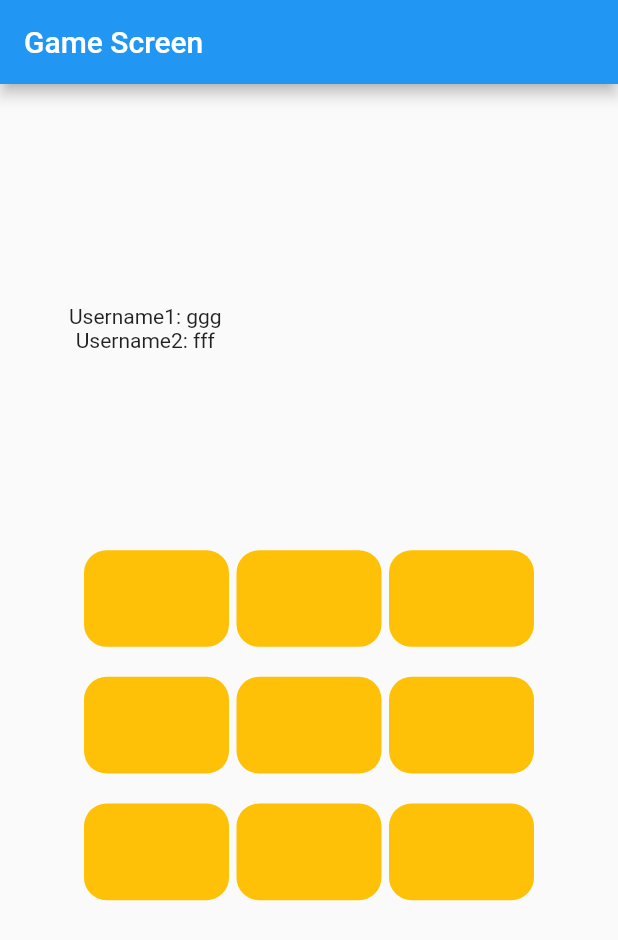
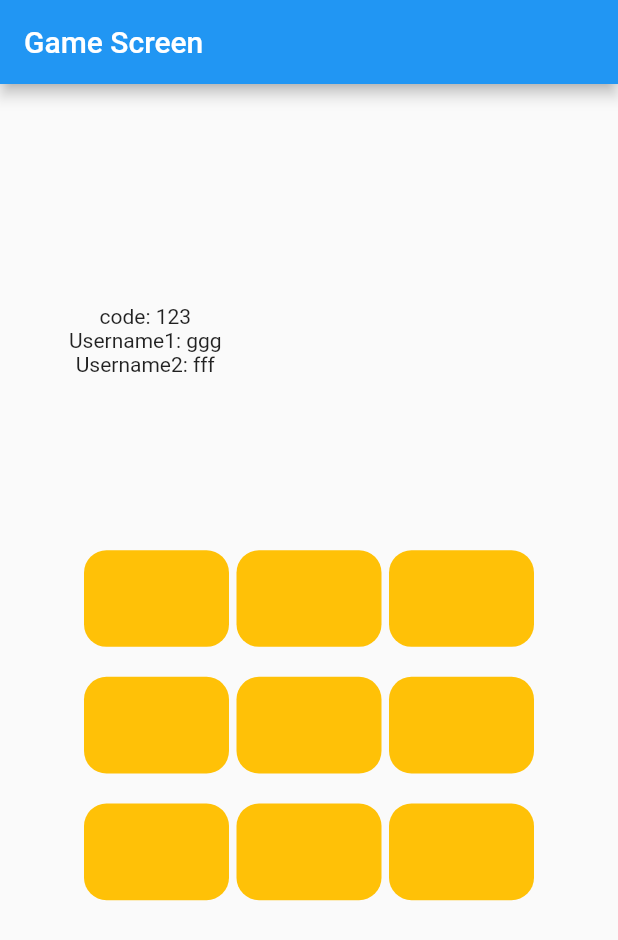
Before and after one commit to anilhyilmaz/flutter-xox-multiplayer-firebase, a Flutter app: the screen it shows after launch, after a tap on "Create Game", on a phone screen of 412 x 824 dp. Shown: the top 940 px of the screen. Run offline on Flutter 3.47's test engine with Material 2 defaults, Android fonts, the phone set to English and light mode, and no system bars; our stand-ins replace cloud_firestore, firebase_core; accounts and stored records are empty.

Commit message:
can be added game scene to firebase

```diff
--- a/lib/Class/Repo.dart
+++ b/lib/Class/Repo.dart
@@ -6,6 +6,7 @@ class Repo with ChangeNotifier{
   String city = "Hello World";
   //var list = "";
   List mylist = ["","","","","","","","",""];
+  String? gameCode;
 
 
    void changeValue(String newValue){
--- a/lib/Screens/GridviewBuilder.dart
+++ b/lib/Screens/GridviewBuilder.dart
@@ -10,6 +10,7 @@ class GridviewBuilder extends StatelessWidget {
   @override
   Widget build(BuildContext context) {
     var finished = Provider.of<Repo>(context, listen: false).isFinished;
+    var gameCode = Provider.of<Repo>(context,listen: false).gameCode;
 
     return Scaffold(
         appBar: AppBar(title: Text("Game Screen")),
@@ -20,7 +21,7 @@ class GridviewBuilder extends StatelessWidget {
           children: [
             Flexible(
               flex: 1,
-              child: Column(children: [Text("Username1: ggg"),Text("Username2: fff")],),
+              child: Column(children: [Text("code: $gameCode"),Text("Username1: ggg"),Text("Username2: fff")],),
             ),
             Flexible(
               flex: 4,
--- a/lib/Screens/MainPage.dart
+++ b/lib/Screens/MainPage.dart
@@ -1,5 +1,9 @@
+import 'package:cloud_firestore/cloud_firestore.dart';
 import 'package:flutter/material.dart';
 import 'package:flutterdeneme/Screens/GridviewBuilder.dart';
+import 'package:provider/provider.dart';
+
+import '../Class/Repo.dart';
 
 class MainPage extends StatefulWidget {
   const MainPage({Key? key}) : super(key: key);
@@ -18,13 +22,26 @@ class _MainPageState extends State<MainPage> {
           child: Text("username"),
         ),
         TextButton(
-            onPressed: () => print("joined game"), child: Text("Join Game")),
-        Divider(color: Colors.black,),
-        TextButton(
-            onPressed: () => Navigator
-                .of(context)
-                .pushReplacement(new MaterialPageRoute(builder: (BuildContext context) => GridviewBuilder())), child: Text("Create Game"))
+            onPressed: () => print("join game"), child: Text("Join Game")),
+        Divider(
+          color: Colors.black,
+        ),
+        TextButton(onPressed: () => creategame(), child: Text("Create Game"))
       ],
     );
   }
+
+  creategame() async {
+    String id = "123";
+    try {
+      FirebaseFirestore Firestore = FirebaseFirestore.instance;
+      Firestore.collection("news").add({"id": id});
+      Provider.of<Repo>(context,listen: false).gameCode = id;
+      Navigator.of(context).pushReplacement(new MaterialPageRoute(
+          builder: (BuildContext context) => GridviewBuilder()));
+      print("game created");
+    } catch (e) {
+      print(e.toString());
+    }
+  }
 }
--- a/lib/main.dart
+++ b/lib/main.dart
@@ -3,11 +3,13 @@ import 'package:flutterdeneme/Class/Repo.dart';
 import 'package:flutterdeneme/Screens/MainPage.dart';
 import 'package:flutterdeneme/Utils/ConstantStyles.dart';
 import 'package:provider/provider.dart';
+import 'package:firebase_core/firebase_core.dart';
 
 import 'Screens/GridviewBuilder.dart';
 
-
-void main() {
+void main() async {
+  WidgetsFlutterBinding.ensureInitialized();
+  await Firebase.initializeApp();
   runApp(ChangeNotifierProvider<Repo>(
       create: (create) => Repo(), child: const MyApp()));
 }
--- a/pubspec.yaml
+++ b/pubspec.yaml
@@ -37,6 +37,8 @@ dependencies:
   # Use with the CupertinoIcons class for iOS style icons.
   cupertino_icons: ^1.0.2
   provider: ^6.0.3
+  firebase_core: ^2.1.1
+  cloud_firestore: ^4.0.3
 
 dev_dependencies:
   flutter_test:
```
Also changed, not shown: pubspec.lock, 1 other file.
